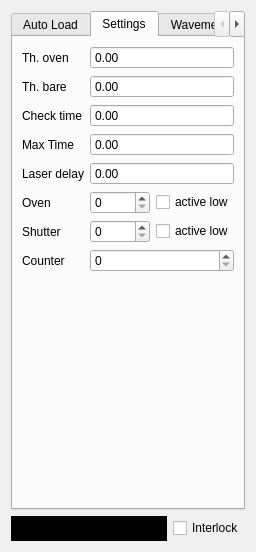
The window that ui/AutoLoad.ui (MonroeQuantumNetworks/IonControl) describes before a commit, drawn with Qt 5.
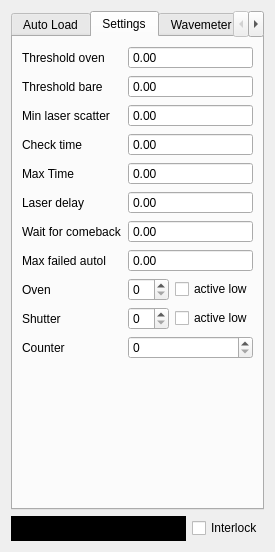
The same window after the commit. The open tabs and pages were chosen to show the change. Icons and pictures are not drawn. Custom widgets are drawn as their Qt base class.

Commit message: extend autoload with reloading

```diff
--- a/ui/AutoLoad.ui
+++ b/ui/AutoLoad.ui
@@ -102,21 +102,67 @@
        <string>Settings</string>
       </attribute>
       <layout class="QGridLayout" name="gridLayout">
-       <item row="3" column="0">
+       <item row="7" column="1" colspan="2">
+        <widget class="MagnitudeSpinBox" name="waitForComebackBox">
+         <property name="sizePolicy">
+          <sizepolicy hsizetype="MinimumExpanding" vsizetype="Fixed">
+           <horstretch>2</horstretch>
+           <verstretch>0</verstretch>
+          </sizepolicy>
+         </property>
+         <property name="toolTip">
+          <string>switch on laser after oven on</string>
+         </property>
+         <property name="buttonSymbols">
+          <enum>QAbstractSpinBox::NoButtons</enum>
+         </property>
+        </widget>
+       </item>
+       <item row="2" column="0">
+        <widget class="QLabel" name="label_10">
+         <property name="text">
+          <string>Min laser scatter</string>
+         </property>
+        </widget>
+       </item>
+       <item row="2" column="1" colspan="2">
+        <widget class="MagnitudeSpinBox" name="minLaserScatterBox">
+         <property name="sizePolicy">
+          <sizepolicy hsizetype="MinimumExpanding" vsizetype="Fixed">
+           <horstretch>2</horstretch>
+           <verstretch>0</verstretch>
+          </sizepolicy>
+         </property>
+         <property name="toolTip">
+          <string>Threshold with oven off</string>
+         </property>
+         <property name="buttonSymbols">
+          <enum>QAbstractSpinBox::NoButtons</enum>
+         </property>
+        </widget>
+       </item>
+       <item row="7" column="0">
+        <widget class="QLabel" name="label_9">
+         <property name="text">
+          <string>Wait for comeback</string>
+         </property>
+        </widget>
+       </item>
+       <item row="5" column="0">
         <widget class="QLabel" name="label_4">
          <property name="text">
           <string>Max Time</string>
          </property>
         </widget>
        </item>
-       <item row="4" column="0">
+       <item row="6" column="0">
         <widget class="QLabel" name="label_5">
          <property name="text">
           <string>Laser delay</string>
          </property>
         </widget>
        </item>
-       <item row="7" column="0">
+       <item row="11" column="0">
         <widget class="QLabel" name="label_7">
          <property name="text">
           <string>Counter</string>
@@ -126,18 +172,18 @@
        <item row="1" column="0">
         <widget class="QLabel" name="label_6">
          <property name="text">
-          <string>Th. bare</string>
+          <string>Threshold bare</string>
          </property>
         </widget>
        </item>
-       <item row="2" column="0">
+       <item row="4" column="0">
         <widget class="QLabel" name="label_8">
          <property name="text">
           <string>Check time</string>
          </property>
         </widget>
        </item>
-       <item row="6" column="1">
+       <item row="10" column="1">
         <widget class="QSpinBox" name="shutterChannelBox">
          <property name="sizePolicy">
           <sizepolicy hsizetype="Minimum" vsizetype="Fixed">
@@ -156,14 +202,14 @@
          </property>
         </widget>
        </item>
-       <item row="6" column="0">
+       <item row="10" column="0">
         <widget class="QLabel" name="label_2">
          <property name="text">
           <string>Shutter</string>
          </property>
         </widget>
        </item>
-       <item row="8" column="0">
+       <item row="12" column="0">
         <spacer name="verticalSpacer">
          <property name="orientation">
           <enum>Qt::Vertical</enum>
@@ -176,14 +222,14 @@
          </property>
         </spacer>
        </item>
-       <item row="5" column="0">
+       <item row="9" column="0">
         <widget class="QLabel" name="label">
          <property name="text">
           <string>Oven</string>
          </property>
         </widget>
        </item>
-       <item row="5" column="1">
+       <item row="9" column="1">
         <widget class="QSpinBox" name="ovenChannelBox">
          <property name="sizePolicy">
           <sizepolicy hsizetype="Minimum" vsizetype="Fixed">
@@ -205,11 +251,11 @@
        <item row="0" column="0">
         <widget class="QLabel" name="label_3">
          <property name="text">
-          <string>Th. oven</string>
+          <string>Threshold oven</string>
          </property>
         </widget>
        </item>
-       <item row="5" column="2">
+       <item row="9" column="2">
         <widget class="QCheckBox" name="ovenChannelActiveLowBox">
          <property name="sizePolicy">
           <sizepolicy hsizetype="Fixed" vsizetype="Fixed">
@@ -222,7 +268,7 @@
          </property>
         </widget>
        </item>
-       <item row="4" column="1" colspan="2">
+       <item row="6" column="1" colspan="2">
         <widget class="MagnitudeSpinBox" name="laserDelayBox">
          <property name="sizePolicy">
           <sizepolicy hsizetype="MinimumExpanding" vsizetype="Fixed">
@@ -238,7 +284,7 @@
          </property>
         </widget>
        </item>
-       <item row="3" column="1" colspan="2">
+       <item row="5" column="1" colspan="2">
         <widget class="MagnitudeSpinBox" name="maxTimeBox">
          <property name="sizePolicy">
           <sizepolicy hsizetype="MinimumExpanding" vsizetype="Fixed">
@@ -254,7 +300,7 @@
          </property>
         </widget>
        </item>
-       <item row="2" column="1" colspan="2">
+       <item row="4" column="1" colspan="2">
         <widget class="MagnitudeSpinBox" name="checkTimeBox">
          <property name="sizePolicy">
           <sizepolicy hsizetype="MinimumExpanding" vsizetype="Fixed">
@@ -302,7 +348,7 @@
          </property>
         </widget>
        </item>
-       <item row="6" column="2">
+       <item row="10" column="2">
         <widget class="QCheckBox" name="shutterChannelActiveLowBox">
          <property name="sizePolicy">
           <sizepolicy hsizetype="Fixed" vsizetype="Fixed">
@@ -315,7 +361,7 @@
          </property>
         </widget>
        </item>
-       <item row="7" column="1" colspan="2">
+       <item row="11" column="1" colspan="2">
         <widget class="QSpinBox" name="counterChannelBox">
          <property name="sizePolicy">
           <sizepolicy hsizetype="Minimum" vsizetype="Fixed">
@@ -334,6 +380,29 @@
          </property>
         </widget>
        </item>
+       <item row="8" column="0">
+        <widget class="QLabel" name="label_11">
+         <property name="text">
+          <string>Max failed autol</string>
+         </property>
+        </widget>
+       </item>
+       <item row="8" column="1" colspan="2">
+        <widget class="MagnitudeSpinBox" name="maxFailedAutoloadBox">
+         <property name="sizePolicy">
+          <sizepolicy hsizetype="MinimumExpanding" vsizetype="Fixed">
+           <horstretch>2</horstretch>
+           <verstretch>0</verstretch>
+          </sizepolicy>
+         </property>
+         <property name="toolTip">
+          <string>switch on laser after oven on</string>
+         </property>
+         <property name="buttonSymbols">
+          <enum>QAbstractSpinBox::NoButtons</enum>
+         </property>
+        </widget>
+       </item>
       </layout>
      </widget>
      <widget class="QWidget" name="interlockTab">
```
Left out of the diff: 36 changed lines with no effect on the pictures. The commit also changes 2 other files.
